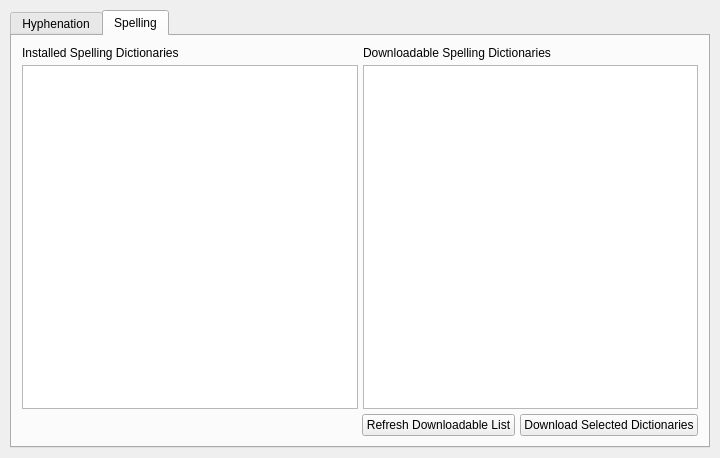
First picture: the form in scribus/hysettingsBase.ui, repository scribusproject/scribus, before the edit.
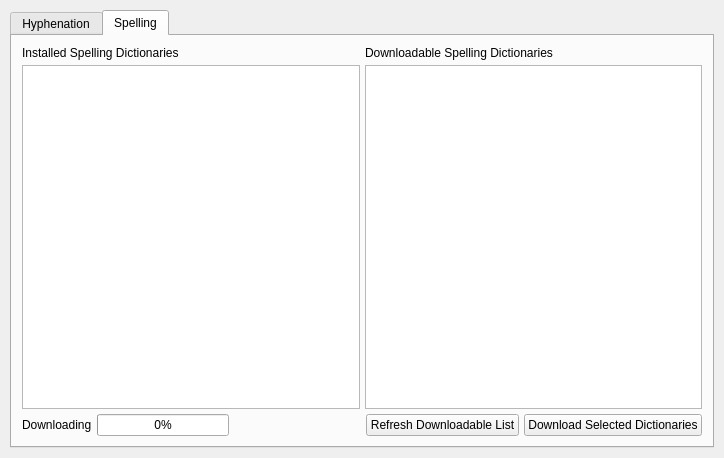
Second picture: the form after the edit. The open tabs and pages were chosen to show the change.

Commit message: Add a progress bar for downloading spelling dictionaries

The edit to the form file:
```diff
--- a/scribus/hysettingsBase.ui
+++ b/scribus/hysettingsBase.ui
@@ -6,7 +6,7 @@
    <rect>
     <x>0</x>
     <y>0</y>
-    <width>720</width>
+    <width>724</width>
     <height>445</height>
    </rect>
   </property>
@@ -344,6 +344,26 @@
        </item>
        <item>
         <layout class="QHBoxLayout" name="horizontalLayout">
+         <item>
+          <widget class="QLabel" name="dlLabel">
+           <property name="text">
+            <string>Downloading</string>
+           </property>
+          </widget>
+         </item>
+         <item>
+          <widget class="QProgressBar" name="downloadProgressBar">
+           <property name="value">
+            <number>0</number>
+           </property>
+           <property name="textVisible">
+            <bool>true</bool>
+           </property>
+           <property name="invertedAppearance">
+            <bool>false</bool>
+           </property>
+          </widget>
+         </item>
          <item>
           <spacer name="horizontalSpacer">
            <property name="orientation">
```
The commit also changes 4 other files.
